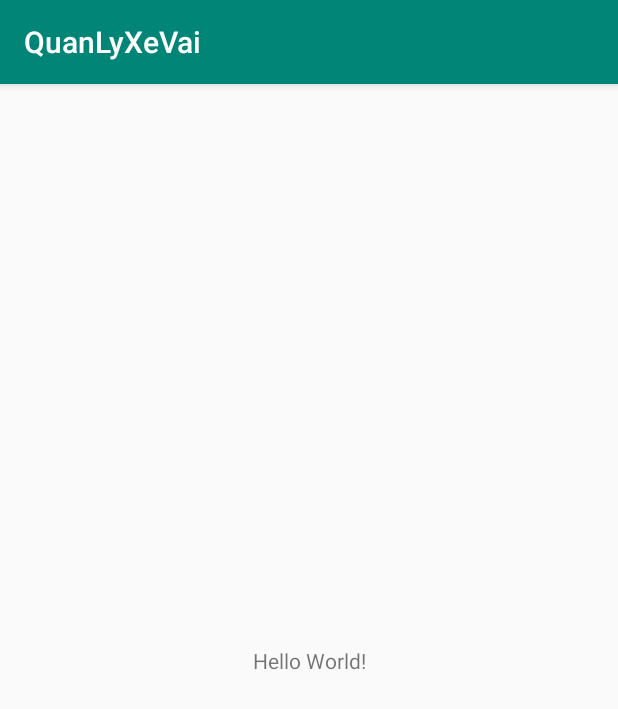
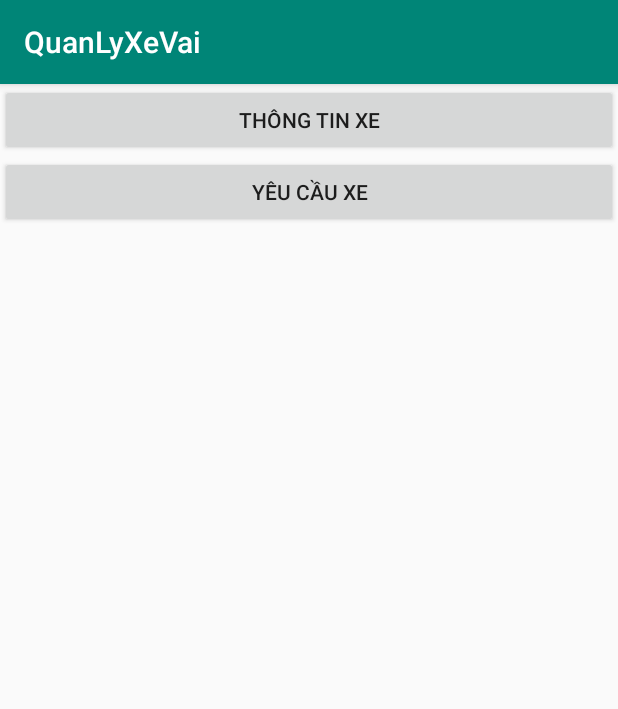
Before and after one commit to TruyenLam/test, an Android app: the MainActivity screen opened directly, with no data from a screen before it, on a phone screen of 412 x 824 dp. Shown: the top 709 px of the screen. Run offline under Robolectric (Android 15) with nearby library versions, the phone set to English and light mode, and no system bars.

Commit message:
Đã lấy được Thông tin xe

```diff
--- a/app/src/main/java/com/it/quanlyxevai/LoginActivity.java
+++ b/app/src/main/java/com/it/quanlyxevai/LoginActivity.java
@@ -37,6 +37,7 @@ public class LoginActivity extends AppCompatActivity {
     protected void onCreate(Bundle savedInstanceState) {
         super.onCreate(savedInstanceState);
         setContentView(R.layout.activity_login);
+
         edtuesr = (EditText) findViewById(R.id.editTextUser);
         edtpass= (EditText) findViewById(R.id.editTextPass);
         btnLogin = (Button) findViewById(R.id.buttonLogin);
--- a/app/src/main/java/com/it/quanlyxevai/MainActivity.java
+++ b/app/src/main/java/com/it/quanlyxevai/MainActivity.java
@@ -3,14 +3,11 @@ package com.it.quanlyxevai;
 import androidx.appcompat.app.AppCompatActivity;
 
 import android.content.SharedPreferences;
-import android.media.session.MediaSession;
 import android.os.Bundle;
 import android.util.Log;
-import android.widget.Toast;
-
-import org.json.JSONArray;
-import org.json.JSONException;
-import org.json.JSONObject;
+import android.view.View;
+import android.widget.Button;
+import android.widget.ListView;
 
 import java.io.IOException;
 
@@ -21,21 +18,76 @@ import okhttp3.OkHttpClient;
 import okhttp3.Request;
 import okhttp3.Response;
 
+import static com.it.quanlyxevai.LoginActivity.API_KEY;
+
 
 public class MainActivity extends AppCompatActivity {
-    String key;
-    String keytoken = null;
+
+    String key = API_KEY;
+    Button btnYeuCauXe,btnThongTinXe;
+    ListView lvXe;
     public static final String TAG = LoginActivity.class.getSimpleName();
+
     @Override
     protected void onCreate(Bundle savedInstanceState) {
         super.onCreate(savedInstanceState);
         setContentView(R.layout.activity_main);
 
+        //ánh xạ từ xml
+        btnThongTinXe = (Button) findViewById(R.id.buttonThongTinXe);
+        btnYeuCauXe = (Button) findViewById(R.id.buttonYeuCauXe);
+        lvXe = (ListView) findViewById(R.id.listViewXe);
 
-        SharedPreferences pre=getSharedPreferences ("my_token",MODE_PRIVATE);
-        keytoken = pre.getString("token","");
 
-        Toast.makeText(MainActivity.this,keytoken,Toast.LENGTH_LONG).show();
+        //Toast.makeText(MainActivity.this,keytoken,Toast.LENGTH_LONG).show();
+        btnYeuCauXe.setOnClickListener(new View.OnClickListener() {
+            @Override
+            public void onClick(View v) {
+                try {
+
+                    getHttpResponse();
+                } catch (IOException e) {
+                    e.printStackTrace();
+                }
+            }
+        });
     }
 
+    private void loadToken() {
+        SharedPreferences pre=getSharedPreferences ("my_token",MODE_PRIVATE);
+        String keytoken = pre.getString("token","");
+        Log.d("tokenMainActivity",keytoken);
+    }
+    public void getHttpResponse() throws IOException {
+
+        //tạo url có parameter
+        String url = "http://local.thttextile.com.vn/thtapigate/api/QLSX/XeVai/Get_ThongTinXe?xe=";
+
+//        HttpUrl.Builder urlBuilder = HttpUrl.parse("http://local.thttextile.com.vn/thtapigate/api/QLSX/XeVai/Get_ThongTinXe").newBuilder();
+//        urlBuilder.addQueryParameter("xe", "");
+//        String url = urlBuilder.build().toString();
+
+        OkHttpClient client = new OkHttpClient();
+        Request request = new Request.Builder()
+                .url(url)
+                .header("Accept", "application/json")
+                //.header("Content-Type", "application/json")
+                .header("Authorization", "Bearer " + key)
+                .build();
+
+        client.newCall(request).enqueue(new Callback() {
+            @Override
+            public void onFailure(Call call, IOException e) {
+
+            }
+
+            @Override
+            public void onResponse(Call call, Response response) throws IOException {
+                String body = response.body().string();
+                Log.d(TAG,body);//ok
+            }
+        });
+
+
+    }
 }
--- a/app/src/main/res/layout/activity_main.xml
+++ b/app/src/main/res/layout/activity_main.xml
@@ -1,18 +1,34 @@
 <?xml version="1.0" encoding="utf-8"?>
-<androidx.constraintlayout.widget.ConstraintLayout xmlns:android="http://schemas.android.com/apk/res/android"
+<LinearLayout xmlns:android="http://schemas.android.com/apk/res/android"
     xmlns:app="http://schemas.android.com/apk/res-auto"
     xmlns:tools="http://schemas.android.com/tools"
     android:layout_width="match_parent"
-    android:layout_height="match_parent"
+    android:layout_height="wrap_content"
+    android:orientation="vertical"
+    android:weightSum="10"
     tools:context=".MainActivity">
 
-    <TextView
+    <Button
+        android:id="@+id/buttonThongTinXe"
+        android:layout_width="match_parent"
+        android:layout_height="wrap_content"
+        android:text="Thông Tin Xe" />
+
+    <Button
+        android:id="@+id/buttonYeuCauXe"
+        android:layout_width="match_parent"
+        android:layout_height="wrap_content"
+        android:text="Yêu Cầu Xe" />
+
+    <LinearLayout
         android:layout_width="wrap_content"
-        android:layout_height="wrap_content"
-        android:text="Hello World!"
-        app:layout_constraintBottom_toBottomOf="parent"
-        app:layout_constraintLeft_toLeftOf="parent"
-        app:layout_constraintRight_toRightOf="parent"
-        app:layout_constraintTop_toTopOf="parent" />
+        android:layout_height="match_parent"
+        android:orientation="vertical">
 
-</androidx.constraintlayout.widget.ConstraintLayout>
+        <ListView
+            android:id="@+id/listViewXe"
+            android:layout_width="match_parent"
+            android:layout_height="wrap_content" />
+    </LinearLayout>
+
+</LinearLayout>
```
